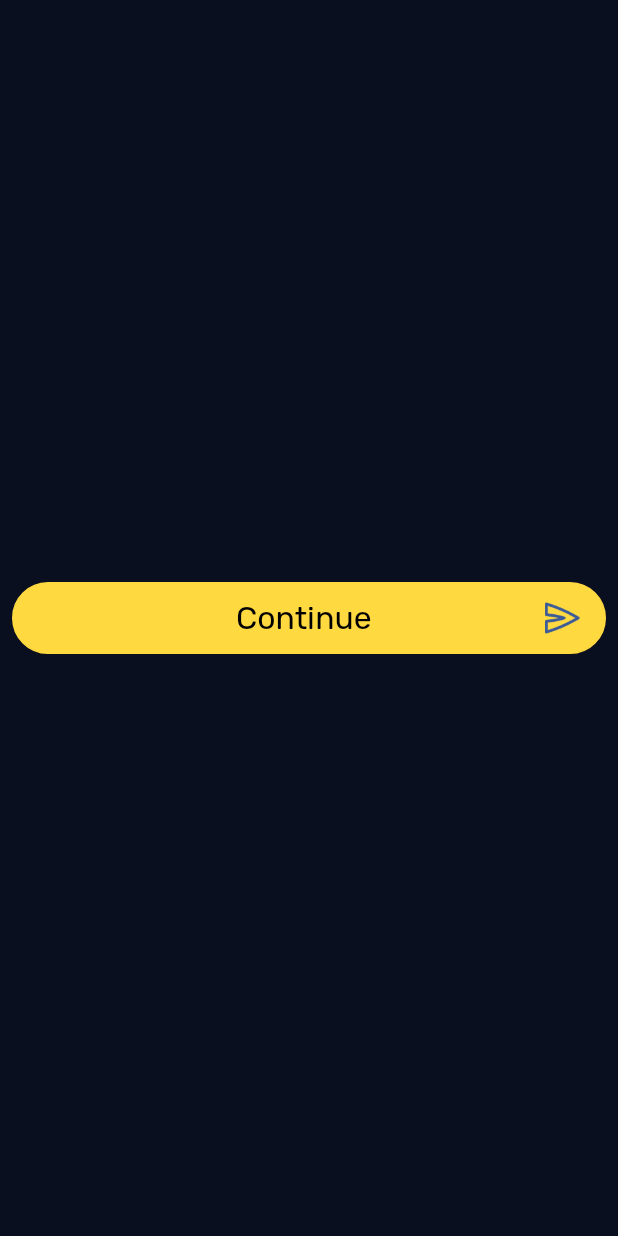
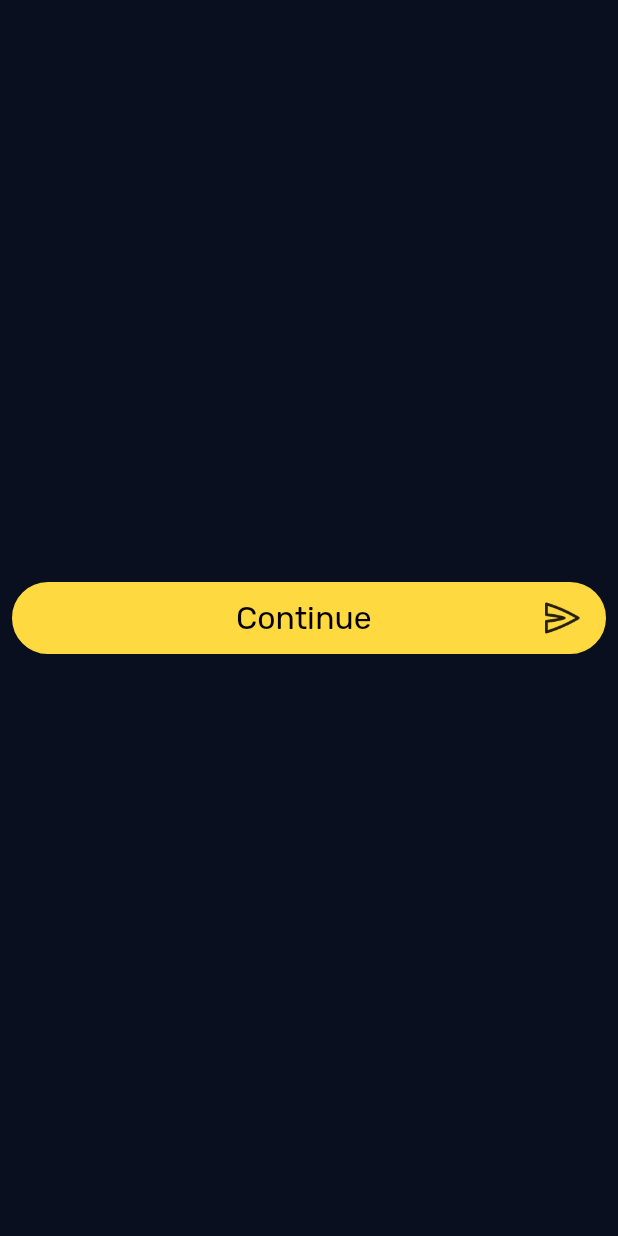
Before and after one commit to fabribit/flutter_example, a Flutter app: the screen it shows after launch, on a phone screen of 412 x 824 dp. Run offline on Flutter 3.47's test engine with Material 2 defaults, Android fonts, the phone set to English and light mode, and no system bars; our stand-ins replace get, group_button.

Commit message:
icon color

```diff
--- a/lib/components/button.dart
+++ b/lib/components/button.dart
@@ -58,8 +58,7 @@ class _ButtonState extends State<Button> {
                 height: 10,
                 width: 25,
                 child: ImageIcon(
-                  AssetImage('assets/icons/send.png'),
-                  color: Color(0xFF3A5A98),
+                  AssetImage('assets/icons/send.png')
                 ),
               ),
             ),
```
